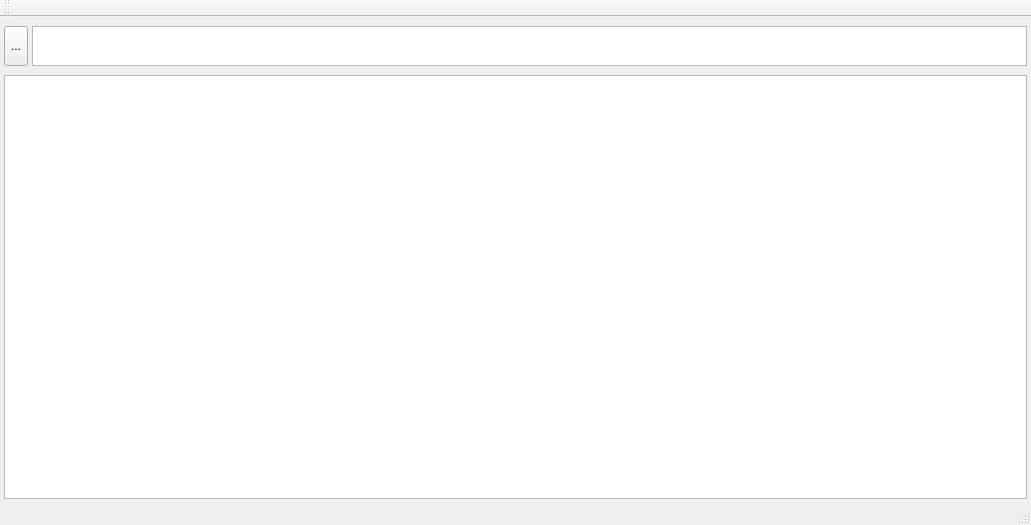
Above: src/main/mainwindow.ui from IwachanOrigin/thumbnailViewer before the change. Below: the same form after it.
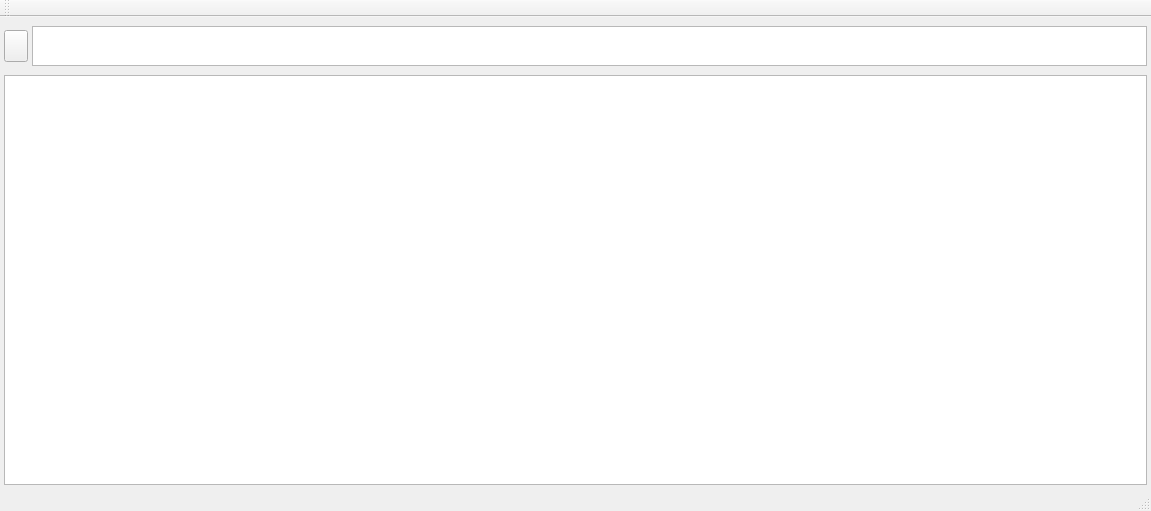
That is the form after the change. Icons and pictures are not drawn.

Commit message: update folder icon

Diff of the .ui file:
```diff
--- a/src/main/mainwindow.ui
+++ b/src/main/mainwindow.ui
@@ -6,8 +6,8 @@
    <rect>
     <x>0</x>
     <y>0</y>
-    <width>1031</width>
-    <height>525</height>
+    <width>1151</width>
+    <height>511</height>
    </rect>
   </property>
   <property name="windowTitle">
@@ -58,12 +58,16 @@
         <widget class="QToolButton" name="toolButton">
          <property name="maximumSize">
           <size>
-           <width>16777215</width>
-           <height>40</height>
+           <width>32</width>
+           <height>32</height>
           </size>
          </property>
          <property name="text">
-          <string>...</string>
+          <string/>
+         </property>
+         <property name="icon">
+          <iconset resource="mainwindow.qrc">
+           <normaloff>:/icons/assets/folder.png</normaloff>:/icons/assets/folder.png</iconset>
          </property>
         </widget>
        </item>
```
Left out of the diff: 4 changed lines with no effect on the pictures. The commit also changes 1 other file.
